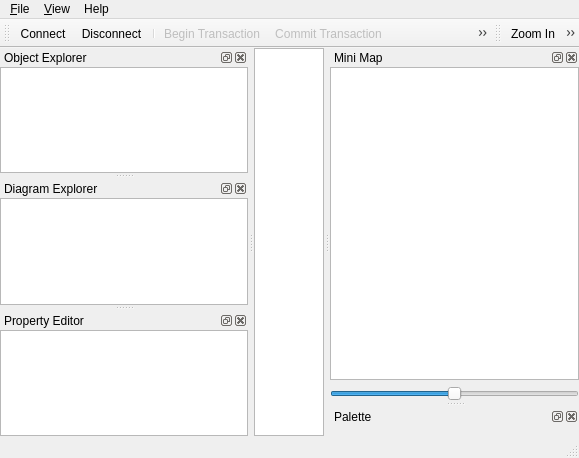
The window that branches/new-repo-experimenting/mainwindow/mainwindow.ui (qreal/qreal) describes before a commit, drawn with Qt 5.
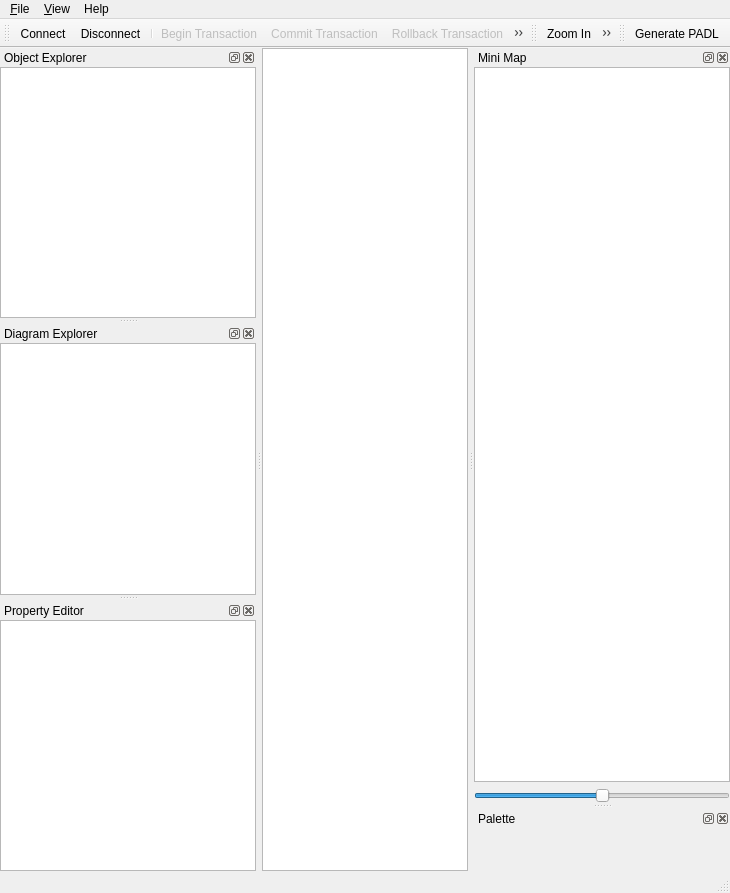
The same window after the commit. Icons and pictures are not drawn. Custom widgets are drawn as their Qt base class.

Commit message: Fixes for Visual Studio 2005 compilation, added stub for a PADL generator (with its own toolbox and button in UI).

What changed in the file:
```diff
--- a/branches/new-repo-experimenting/mainwindow/mainwindow.ui
+++ b/branches/new-repo-experimenting/mainwindow/mainwindow.ui
@@ -5,8 +5,8 @@
    <rect>
     <x>0</x>
     <y>0</y>
-    <width>579</width>
-    <height>458</height>
+    <width>730</width>
+    <height>893</height>
    </rect>
   </property>
   <property name="windowTitle" >
@@ -45,8 +45,8 @@
     <rect>
      <x>0</x>
      <y>0</y>
-     <width>579</width>
-     <height>25</height>
+     <width>730</width>
+     <height>21</height>
     </rect>
    </property>
    <widget class="QMenu" name="menu_File" >
@@ -318,6 +318,18 @@
     </layout>
    </widget>
   </widget>
+  <widget class="QToolBar" name="generationToolBar" >
+   <property name="windowTitle" >
+    <string>generationToolBar</string>
+   </property>
+   <attribute name="toolBarArea" >
+    <enum>TopToolBarArea</enum>
+   </attribute>
+   <attribute name="toolBarBreak" >
+    <bool>false</bool>
+   </attribute>
+   <addaction name="actionGenerate_PADL" />
+  </widget>
   <action name="actionQuit" >
    <property name="text" >
     <string>&amp;Quit</string>
@@ -440,6 +452,11 @@
     <string>About Qt...</string>
    </property>
   </action>
+  <action name="actionGenerate_PADL" >
+   <property name="text" >
+    <string>Generate PADL</string>
+   </property>
+  </action>
  </widget>
  <layoutdefault spacing="0" margin="0" />
  <customwidgets>
```
The commit also changes 10 other files.
